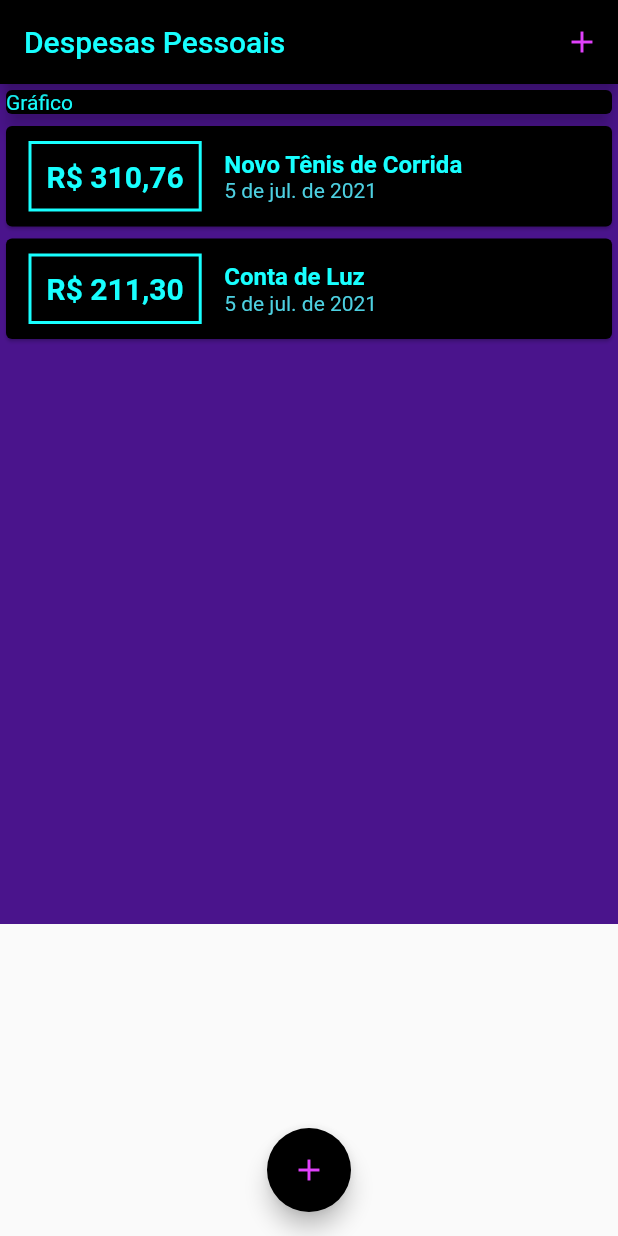
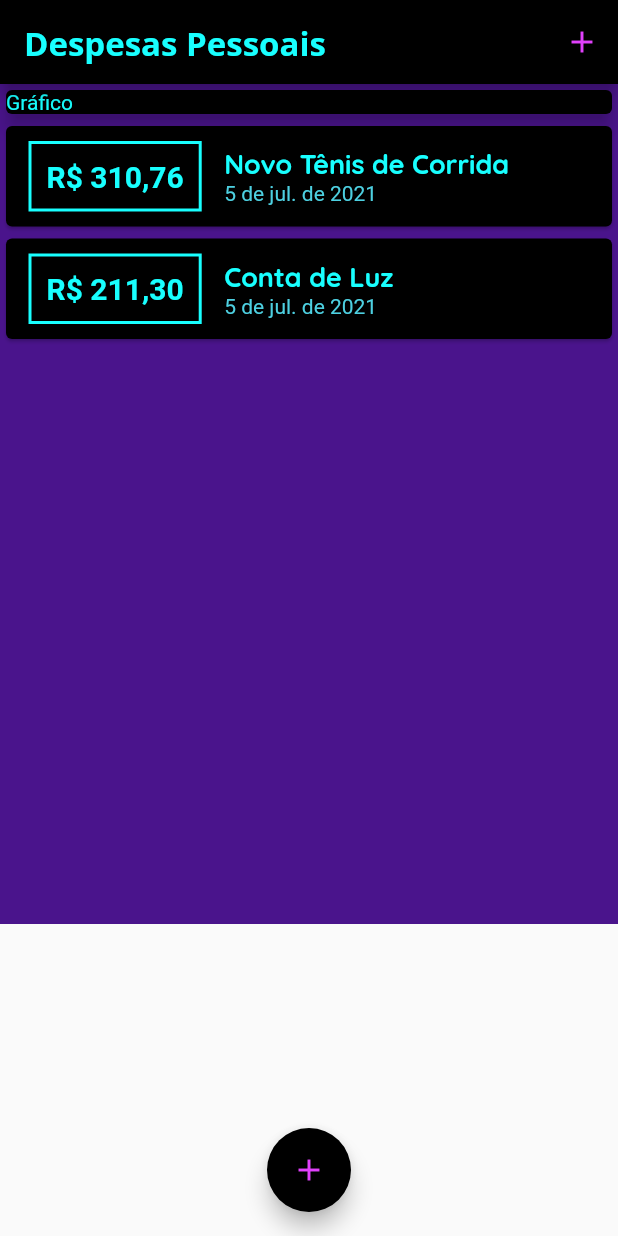
Before and after one commit to oscarbfs/Expenses_app, a Flutter app: the screen it shows after launch, on a phone screen of 412 x 824 dp. Run offline on Flutter 3.47's test engine with Material 2 defaults, Android fonts, the phone set to English and light mode, and no system bars.

Commit message:
Fontes Personalizadas & Theme

```diff
--- a/lib/components/transaction_list.dart
+++ b/lib/components/transaction_list.dart
@@ -48,11 +48,7 @@ class TransactionList extends StatelessWidget {
                   children: <Widget>[
                     Text(
                       tr.title,
-                      style: TextStyle(
-                        fontWeight: FontWeight.bold,
-                        fontSize: 16,
-                        color: Colors.cyanAccent,
-                      ),
+                      style: Theme.of(context).textTheme.headline6,
                     ),
                     Text(
                       DateFormat.yMMMd().format(DateTime.now()),
--- a/lib/main.dart
+++ b/lib/main.dart
@@ -15,6 +15,24 @@ class Expenses extends StatelessWidget {
       theme: ThemeData(
         primaryColor: Colors.black,
         buttonColor: Colors.purpleAccent,
+        fontFamily: 'Quicksand',
+        textTheme: ThemeData.light().textTheme.copyWith(
+              headline6: TextStyle(
+                color: Colors.cyanAccent,
+                fontFamily: 'Quicksand',
+                fontSize: 18,
+                fontWeight: FontWeight.bold,
+              ),
+            ),
+        appBarTheme: AppBarTheme(
+          textTheme: ThemeData.light().textTheme.copyWith(
+                headline6: TextStyle(
+                  fontFamily: 'OpenSans',
+                  fontSize: 22,
+                  fontWeight: FontWeight.bold,
+                ),
+              ),
+        ),
       ),
     );
   }
@@ -69,8 +87,10 @@ class _MyHomePageState extends State<MyHomePage> {
   Widget build(BuildContext context) {
     return Scaffold(
       appBar: AppBar(
-        title: Text('Despesas Pessoais',
-            style: TextStyle(color: Colors.cyanAccent)),
+        title: Text(
+          'Despesas Pessoais',
+          style: TextStyle(color: Colors.cyanAccent),
+        ),
         actions: [
           IconButton(
             icon: Icon(Icons.add),
```
Also changed, not shown: pubspec.yaml (+11 -6 lines), assets/fonts/OpenSans-Bold.ttf (added), assets/fonts/OpenSans-Regular.ttf (added), assets/fonts/Quicksand-Bold.ttf (added), assets/fonts/Quicksand-Light.ttf (added), assets/fonts/Quicksand-Medium.ttf (added), assets/fonts/Quicksand-Regular.ttf (added).
